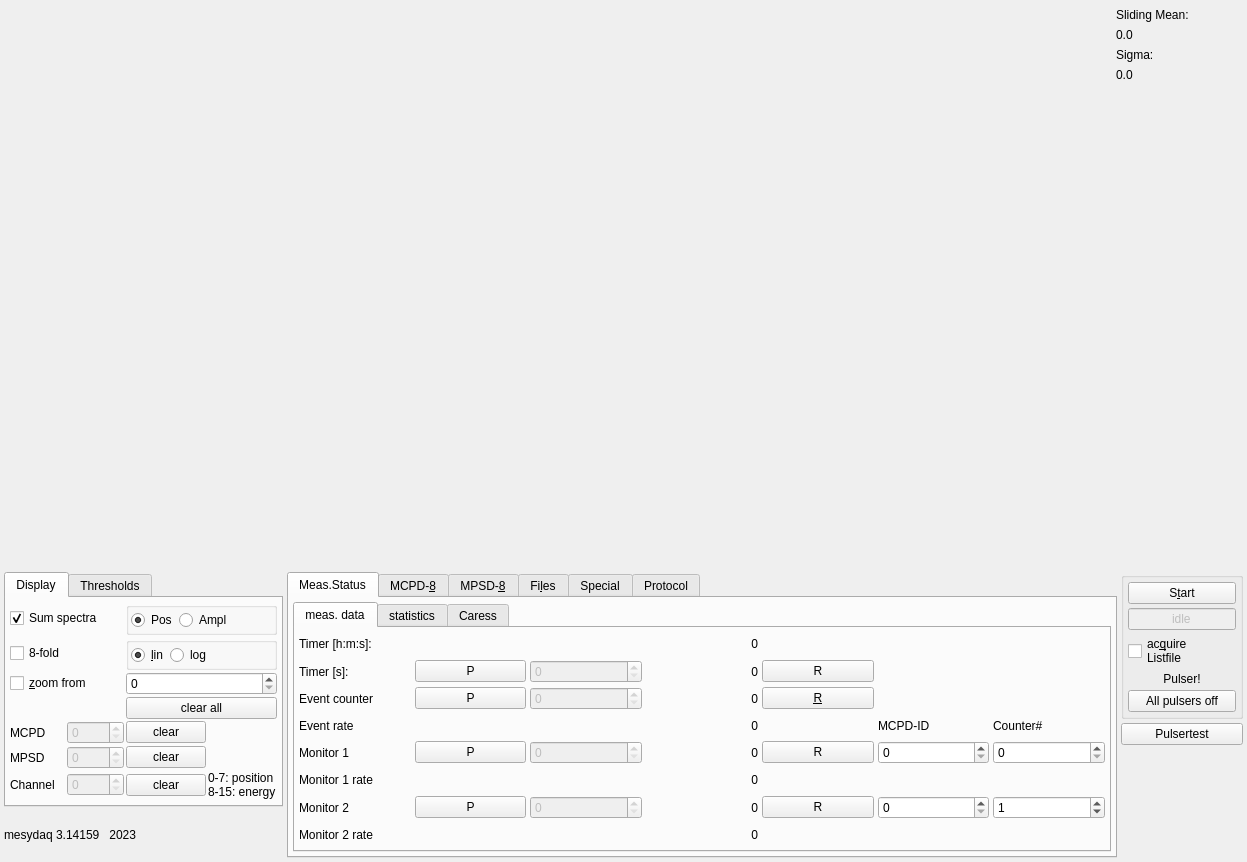
flueke/mesydaq2, file src/mainwidget.ui: the form before one commit.
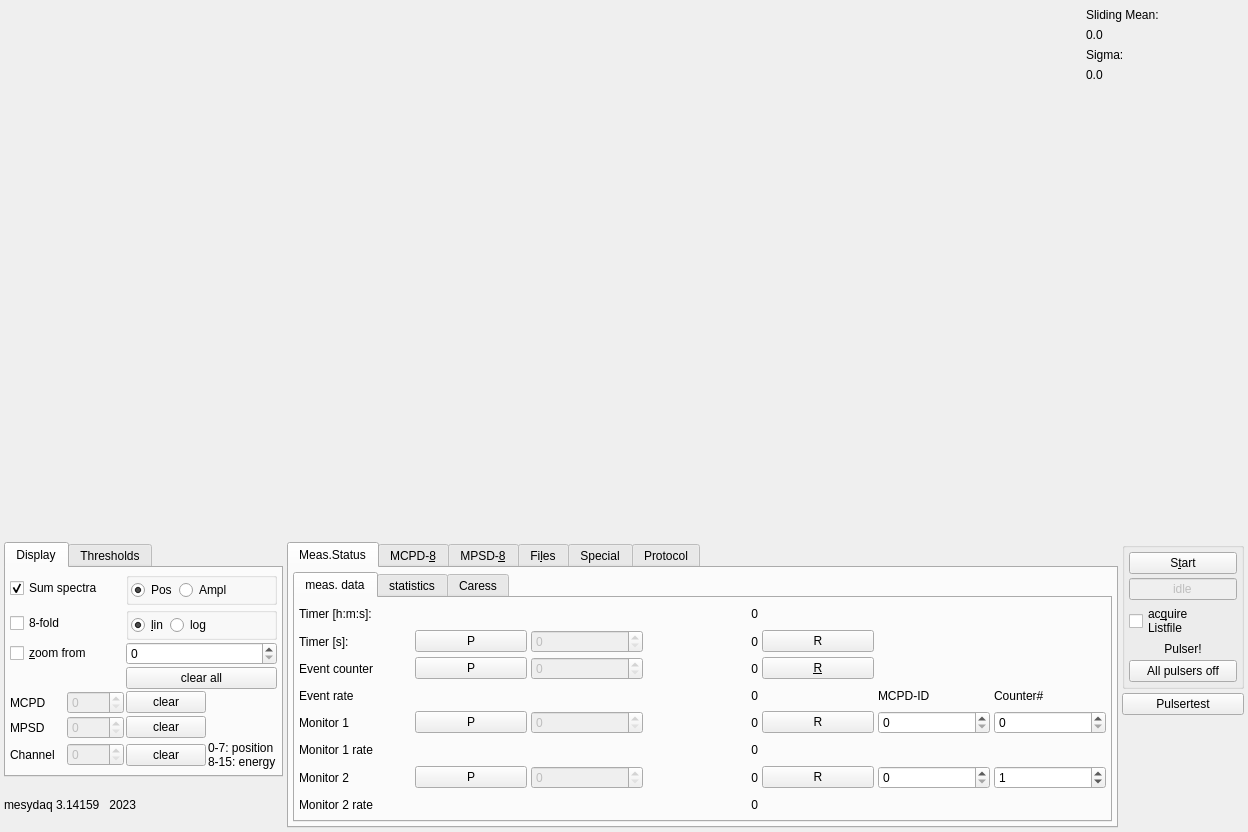
The form after the commit.

Commit message: fix the plotting code (plot size is fixed via the ui for now)

Diff of the .ui file:
```diff
--- a/src/mainwidget.ui
+++ b/src/mainwidget.ui
@@ -6,8 +6,8 @@
    <rect>
     <x>0</x>
     <y>0</y>
-    <width>1247</width>
-    <height>862</height>
+    <width>1248</width>
+    <height>832</height>
    </rect>
   </property>
   <property name="baseSize">
@@ -60,8 +60,14 @@
         </property>
         <property name="minimumSize">
          <size>
-          <width>1060</width>
-          <height>550</height>
+          <width>1074</width>
+          <height>520</height>
+         </size>
+        </property>
+        <property name="maximumSize">
+         <size>
+          <width>1074</width>
+          <height>520</height>
          </size>
         </property>
         <layout class="QVBoxLayout" name="verticalLayout">
```
The commit also changes 1 other file.
